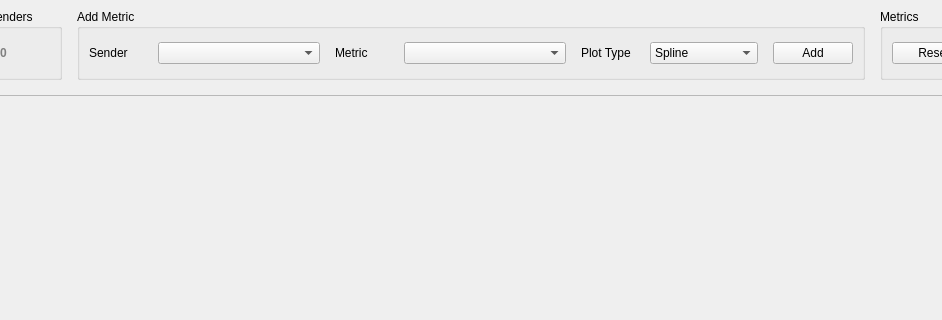
Qt form cxx/listeners/TelemetryConsole/TelemetryConsole.ui (constellation-daq/Constellation) before a commit; both pictures show x 194 to 1136 and y 0 to 320 of the 1280 by 720 pixel window.
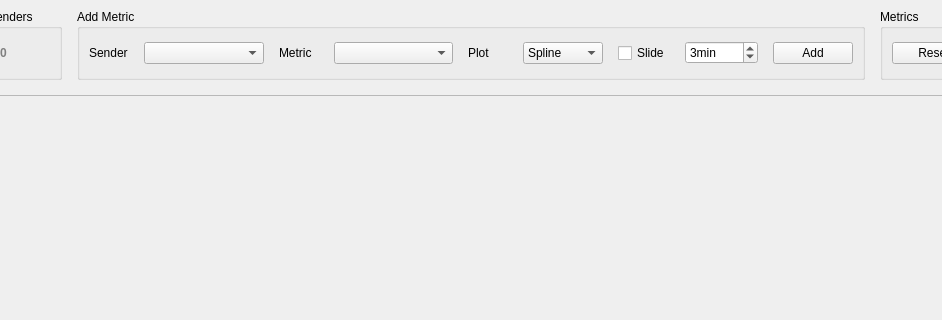
The same form after that commit. Icons and pictures are not drawn.

Commit message: cxx/tc: add sliding window ui

```diff
--- a/cxx/listeners/TelemetryConsole/TelemetryConsole.ui
+++ b/cxx/listeners/TelemetryConsole/TelemetryConsole.ui
@@ -196,7 +196,7 @@
           <property name="title">
            <string>Add Metric</string>
           </property>
-          <layout class="QHBoxLayout" name="horizontalLayout" stretch="1,3,1,3,1,2,1">
+          <layout class="QHBoxLayout" name="horizontalLayout" stretch="1,3,1,3,1,2,0,0,1">
            <property name="spacing">
             <number>15</number>
            </property>
@@ -230,7 +230,7 @@
            <item>
             <widget class="QLabel" name="labelType">
              <property name="text">
-              <string>Plot Type</string>
+              <string>Plot</string>
              </property>
             </widget>
            </item>
@@ -253,6 +253,26 @@
              </item>
             </widget>
            </item>
+           <item>
+            <widget class="QCheckBox" name="checkBoxWindow">
+             <property name="text">
+              <string>Slide</string>
+             </property>
+            </widget>
+           </item>
+           <item>
+            <widget class="QSpinBox" name="spinBoxMins">
+             <property name="suffix">
+              <string>min</string>
+             </property>
+             <property name="maximum">
+              <number>9999</number>
+             </property>
+             <property name="value">
+              <number>3</number>
+             </property>
+            </widget>
+           </item>
            <item>
             <widget class="QPushButton" name="addMetric">
              <property name="minimumSize">
```
Left out of the diff: 4 changed lines with no effect on the pictures.
